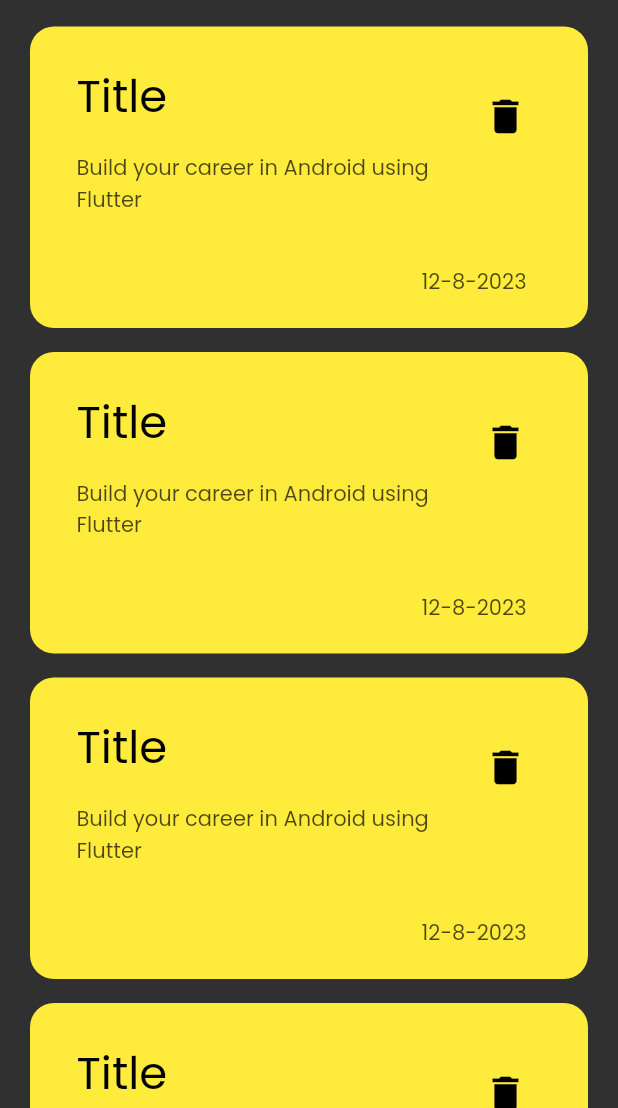
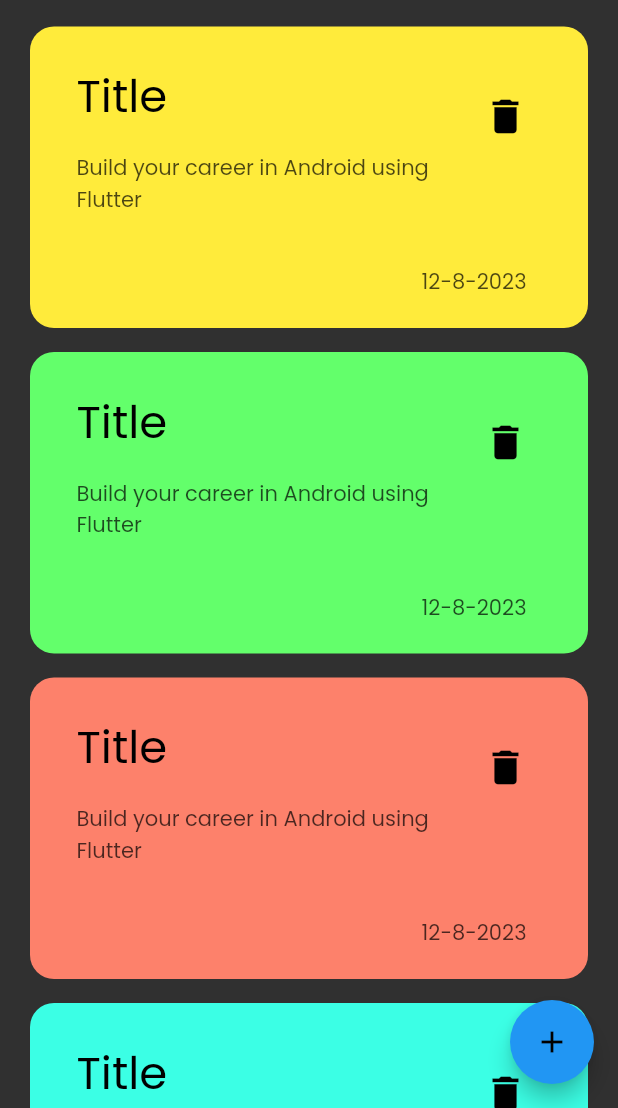
Before and after one commit to MostafaAtef7/notes_app, a Flutter app: the screen it shows after launch, on a phone screen of 412 x 824 dp, the part 128-1236 px from its top. Run offline on Flutter 3.47's test engine with Material 2 defaults, Android fonts, the phone set to English and light mode, and no system bars.

Commit message:
add floating action button

```diff
--- a/lib/components/item_container.dart
+++ b/lib/components/item_container.dart
@@ -1,14 +1,15 @@
 import 'package:flutter/material.dart';
 
 class ItemContainer extends StatelessWidget {
-  const ItemContainer({super.key});
+  const ItemContainer({required this.color,super.key});
 
+  final Color? color;
   @override
   Widget build(BuildContext context) {
     return Container(
       padding: const EdgeInsets.only(right: 15, left: 15, top: 20, bottom: 20),
       decoration: BoxDecoration(
-        color: Colors.yellow,
+        color: color,
         borderRadius: BorderRadius.circular(16),
       ),
       child: Column(crossAxisAlignment: CrossAxisAlignment.end, children: [
--- a/lib/components/item_list.dart
+++ b/lib/components/item_list.dart
@@ -4,15 +4,23 @@ import 'item_container.dart';
 
 class ItemList extends StatelessWidget {
   const ItemList({super.key});
+  final List<Color> color = const[
+    Colors.yellow,
+    Color.fromARGB(255, 99, 255, 107),
+    Color.fromARGB(255, 253, 129, 107),
+    Color.fromRGBO(59, 255, 229, 1),
+    Color.fromARGB(255, 145, 68, 125),
+  ];
 
   @override
   Widget build(BuildContext context) {
     return Expanded(
       child: ListView.builder(
+        itemCount: 6453312,
         itemBuilder: (context, index) {
-          return const Padding(
-            padding: EdgeInsets.symmetric(vertical: 8.0),
-            child: ItemContainer(),
+          return Padding(
+            padding: const EdgeInsets.symmetric(vertical: 8.0),
+            child: ItemContainer(color: color[index % color.length]),
           );
         },
       ),
--- a/lib/screens/main_page.dart
+++ b/lib/screens/main_page.dart
@@ -9,8 +9,13 @@ class MainPage extends StatelessWidget {
 
   @override
   Widget build(BuildContext context) {
-    return const Scaffold(
-      body: Padding(
+    return Scaffold(
+      floatingActionButton: FloatingActionButton(
+        onPressed: () {},
+        backgroundColor: Colors.blue,
+        child: const Icon(Icons.add),
+      ),
+      body: const Padding(
         padding: EdgeInsets.symmetric(horizontal: 20),
         child: Column(
           children: [
```
